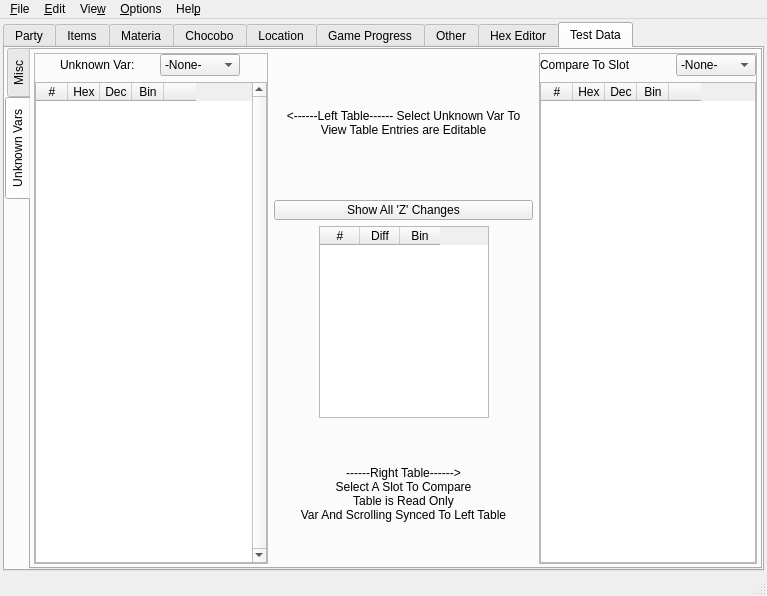
Above: mainwindow.ui from sithlord48/blackchocobo before the change. Below: the same form after it.
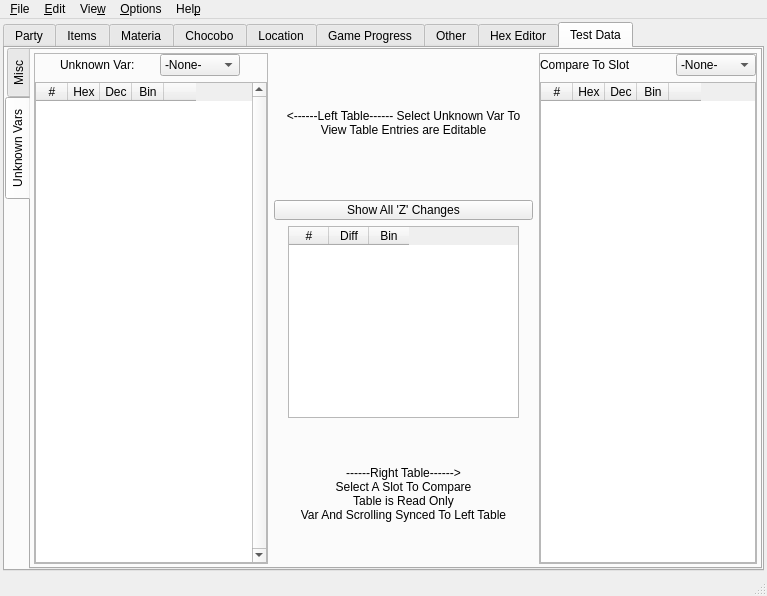
That is the form after the change. The open tabs and pages were chosen to show the change. Icons and pictures are not drawn.

Patch:
```diff
--- a/mainwindow.ui
+++ b/mainwindow.ui
@@ -7582,18 +7582,6 @@
                     <verstretch>0</verstretch>
                    </sizepolicy>
                   </property>
-                  <property name="minimumSize">
-                   <size>
-                    <width>170</width>
-                    <height>0</height>
-                   </size>
-                  </property>
-                  <property name="maximumSize">
-                   <size>
-                    <width>170</width>
-                    <height>16777215</height>
-                   </size>
-                  </property>
                   <attribute name="horizontalHeaderDefaultSectionSize">
                    <number>40</number>
                   </attribute>
```
Left out of the diff: 27 changed lines with no effect on the pictures.
